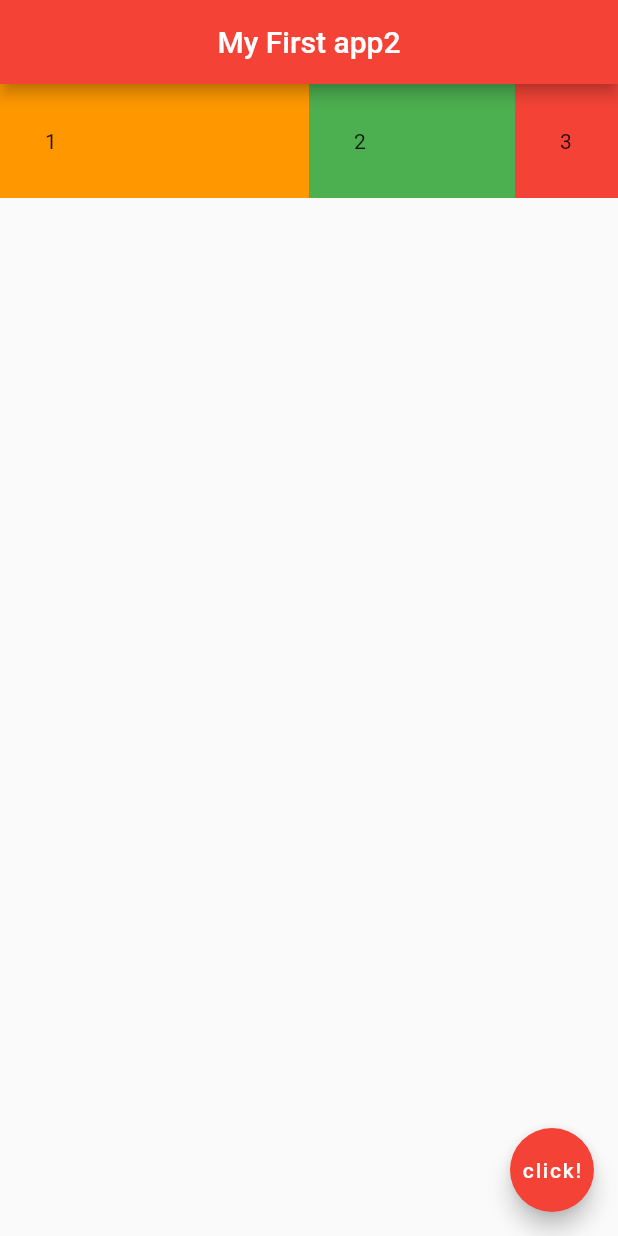
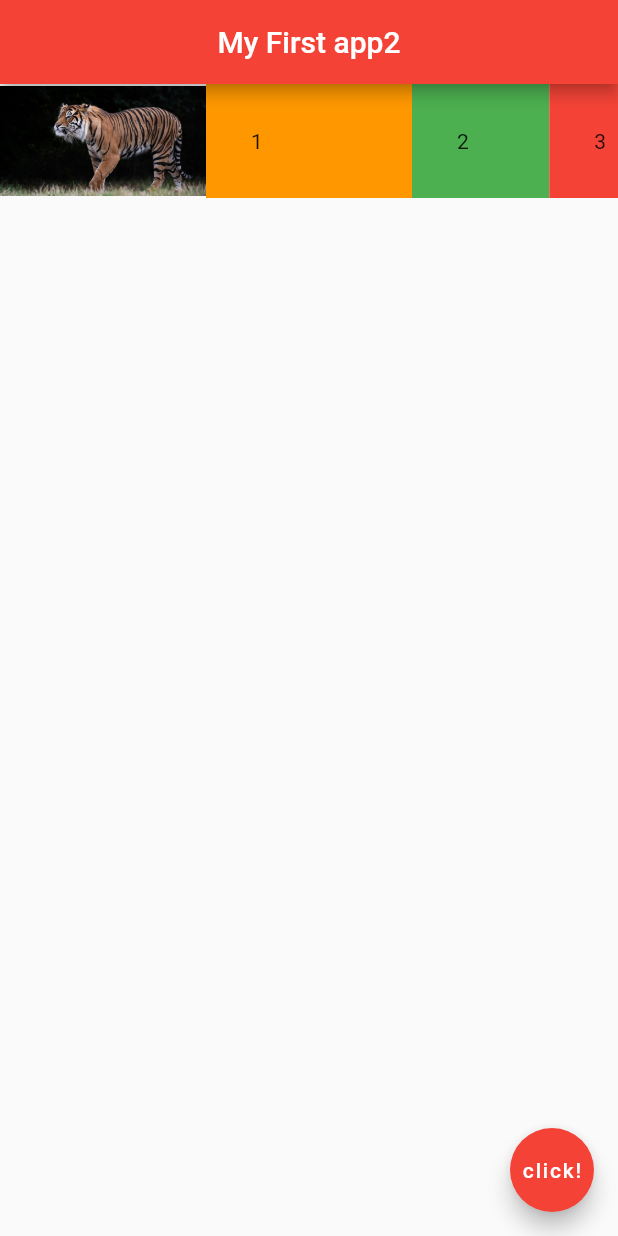
Before and after one commit to barrackboy/FlutterRun, a Flutter app: the screen it shows after launch, on a phone screen of 412 x 824 dp. Run offline on Flutter 3.47's test engine with Material 2 defaults, Android fonts, the phone set to English and light mode, and no system bars.

Commit message:
Expanded widget using Image example

```diff
--- a/lib/main.dart
+++ b/lib/main.dart
@@ -12,6 +12,10 @@ class Home extends StatelessWidget {
       ),
       body: Row(
         children: <Widget>[
+          Expanded(
+            child: Image.asset('assets/tiger.jpg'),
+            flex: 3,
+          ),
           Expanded(
             flex: 3,
             child: Container(
```
